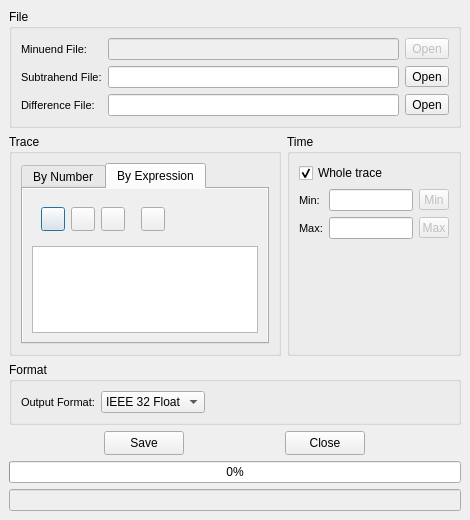
Qt form SeiSeeMp/diffdialog.ui (wangweiwei104/SeiSee) before a commit.
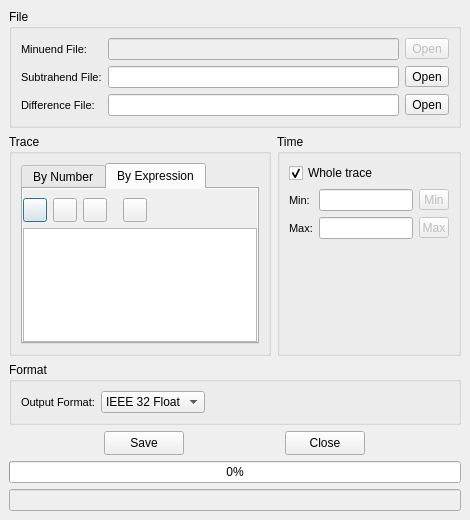
The same form after that commit. Icons and pictures are not drawn. Custom widgets are drawn as their Qt base class.

```diff
--- a/SeiSeeMp/diffdialog.ui
+++ b/SeiSeeMp/diffdialog.ui
@@ -303,9 +303,33 @@
             <string>By Expression</string>
            </attribute>
            <layout class="QVBoxLayout" name="verticalLayout_5">
+            <property name="leftMargin">
+             <number>0</number>
+            </property>
+            <property name="topMargin">
+             <number>9</number>
+            </property>
+            <property name="rightMargin">
+             <number>0</number>
+            </property>
+            <property name="bottomMargin">
+             <number>0</number>
+            </property>
             <item>
              <widget class="QFrame" name="EcBox">
               <layout class="QHBoxLayout" name="horizontalLayout_15">
+               <property name="leftMargin">
+                <number>0</number>
+               </property>
+               <property name="topMargin">
+                <number>0</number>
+               </property>
+               <property name="rightMargin">
+                <number>0</number>
+               </property>
+               <property name="bottomMargin">
+                <number>0</number>
+               </property>
                <item>
                 <widget class="QPushButton" name="btnHexp">
                  <property name="sizePolicy">
```
Left out of the diff: 12 changed lines with no effect on the pictures.
